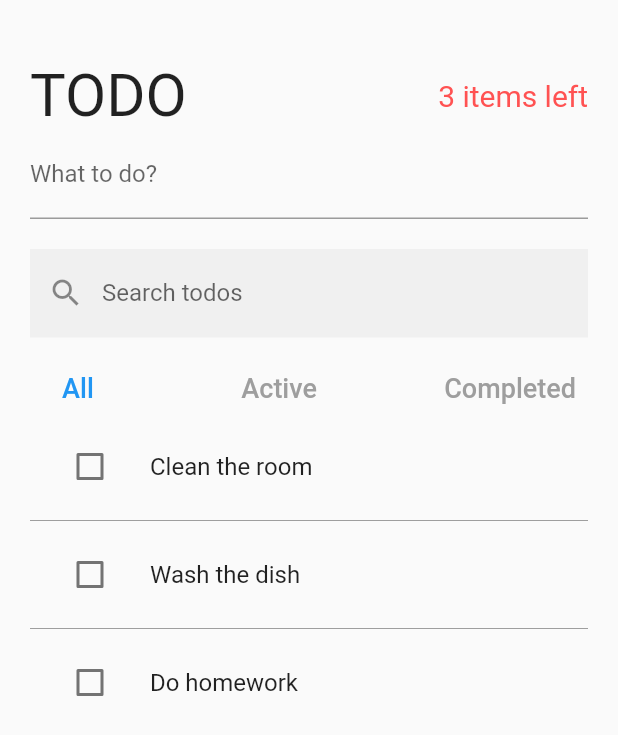
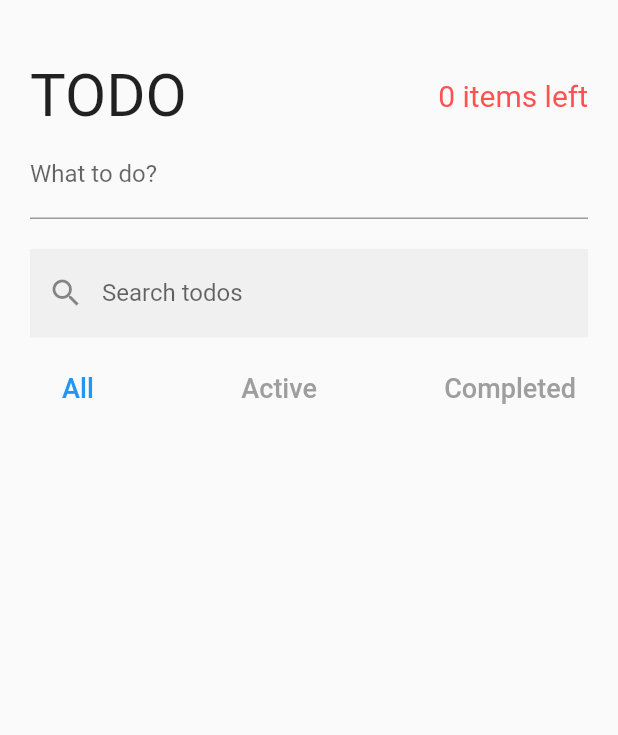
Before and after one commit to mike-bskim/todo_provider, a Flutter app: the screen it shows after launch, on a phone screen of 412 x 824 dp. Shown: the top 735 px of the screen. Run offline on Flutter 3.47's test engine with Material 2 defaults, Android fonts, the phone set to English and light mode, and no system bars; our stand-ins replace equatable.

Commit message:
46. TodoHeader widget

```diff
--- a/lib/main.dart
+++ b/lib/main.dart
@@ -1,3 +1,4 @@
+// 45. Injecting Providers
 import 'package:flutter/material.dart';
 import 'package:provider/provider.dart';
 
@@ -26,7 +27,7 @@ class MyApp extends StatelessWidget {
         ),
         ChangeNotifierProxyProvider<TodoList, ActiveTodoCount>(
           create: (context) => ActiveTodoCount(
-            initialActiveTodoCount: context.read<TodoList>().state.todos.length,
+            // initialActiveTodoCount: context.read<TodoList>().state.todos.length,
           ),
           update: (
             BuildContext context,
@@ -38,7 +39,7 @@ class MyApp extends StatelessWidget {
         ChangeNotifierProxyProvider3<TodoFilter, TodoSearch, TodoList,
             FilteredTodos>(
           create: (context) => FilteredTodos(
-            initialFilteredTodos: context.read<TodoList>().state.todos,
+            // initialFilteredTodos: context.read<TodoList>().state.todos,
           ),
           update: (
             BuildContext context,
--- a/lib/models/todo_model.dart
+++ b/lib/models/todo_model.dart
@@ -1,7 +1,8 @@
+// 39. Todo model & filter enum
 import 'package:equatable/equatable.dart';
 import 'package:uuid/uuid.dart';
 
-Uuid uuid = Uuid();
+Uuid uuid = const Uuid();
 
 class Todo extends Equatable {
   final String id;
--- a/lib/pages/todos_page.dart
+++ b/lib/pages/todos_page.dart
@@ -1,3 +1,4 @@
+// 46. Injecting Providers
 import 'package:flutter/material.dart';
 import 'package:provider/provider.dart';
 
@@ -15,7 +16,7 @@ class TodosPage extends StatefulWidget {
 class _TodosPageState extends State<TodosPage> {
   @override
   Widget build(BuildContext context) {
-    return SafeArea(
+    return SafeArea( // #1
       child: Scaffold(
         body: SingleChildScrollView(
           child: Padding(
@@ -25,11 +26,11 @@ class _TodosPageState extends State<TodosPage> {
             ),
             child: Column(
               children: [
-                TodoHeader(),
-                CreateTodo(),
-                SizedBox(height: 20.0),
+                const TodoHeader(),
+                const CreateTodo(),
+                const SizedBox(height: 20.0),
                 SearchAndFilterTodo(),
-                ShowTodos(),
+                const ShowTodos(),
               ],
             ),
           ),
@@ -39,6 +40,7 @@ class _TodosPageState extends State<TodosPage> {
   }
 }
 
+// 46. TodoHeader widget
 class TodoHeader extends StatelessWidget {
   const TodoHeader({Key? key}) : super(key: key);
 
@@ -47,13 +49,13 @@ class TodoHeader extends StatelessWidget {
     return Row(
       mainAxisAlignment: MainAxisAlignment.spaceBetween,
       children: [
-        Text(
+        const Text(
           'TODO',
           style: TextStyle(fontSize: 40.0),
         ),
         Text(
           '${context.watch<ActiveTodoCount>().state.activeTodoCount} items left',
-          style: TextStyle(
+          style: const TextStyle(
             fontSize: 20.0,
             color: Colors.redAccent,
           ),
@@ -83,7 +85,7 @@ class _CreateTodoState extends State<CreateTodo> {
   Widget build(BuildContext context) {
     return TextField(
       controller: newTodoController,
-      decoration: InputDecoration(labelText: 'What to do?'),
+      decoration: const InputDecoration(labelText: 'What to do?'),
       onSubmitted: (String? todoDesc) {
         if (todoDesc != null && todoDesc.trim().isNotEmpty) {
           context.read<TodoList>().addTodo(todoDesc);
@@ -103,7 +105,7 @@ class SearchAndFilterTodo extends StatelessWidget {
     return Column(
       children: [
         TextField(
-          decoration: InputDecoration(
+          decoration: const InputDecoration(
             labelText: 'Search todos',
             border: InputBorder.none,
             filled: true,
@@ -117,7 +119,7 @@ class SearchAndFilterTodo extends StatelessWidget {
             }
           },
         ),
-        SizedBox(height: 10.0),
+        const SizedBox(height: 10.0),
         Row(
           mainAxisAlignment: MainAxisAlignment.spaceBetween,
           children: [
@@ -164,7 +166,7 @@ class ShowTodos extends StatelessWidget {
       padding: const EdgeInsets.symmetric(horizontal: 10.0),
       color: Colors.red,
       alignment: direction == 0 ? Alignment.centerLeft : Alignment.centerRight,
-      child: Icon(
+      child: const Icon(
         Icons.delete,
         size: 30.0,
         color: Colors.white,
@@ -174,14 +176,14 @@ class ShowTodos extends StatelessWidget {
 
   @override
   Widget build(BuildContext context) {
-    final todos = context.watch<FilteredTodos>().state.filterdTodos;
+    final todos = context.watch<FilteredTodos>().state.filteredTodos;
 
     return ListView.separated(
       primary: false,
       shrinkWrap: true,
       itemCount: todos.length,
       separatorBuilder: (BuildContext context, int index) {
-        return Divider(color: Colors.grey);
+        return const Divider(color: Colors.grey);
       },
       itemBuilder: (BuildContext context, int index) {
         return Dismissible(
@@ -197,16 +199,16 @@ class ShowTodos extends StatelessWidget {
               barrierDismissible: false,
               builder: (context) {
                 return AlertDialog(
-                  title: Text('Are you sure?'),
-                  content: Text('Do you really want to delete?'),
+                  title: const Text('Are you sure?'),
+                  content: const Text('Do you really want to delete?'),
                   actions: [
                     TextButton(
                       onPressed: () => Navigator.pop(context, false),
-                      child: Text('NO'),
+                      child: const Text('NO'),
                     ),
                     TextButton(
                       onPressed: () => Navigator.pop(context, true),
-                      child: Text('YES'),
+                      child: const Text('YES'),
                     ),
                   ],
                 );
@@ -259,7 +261,7 @@ class _TodoItemState extends State<TodoItem> {
             return StatefulBuilder(
               builder: (BuildContext context, StateSetter setState) {
                 return AlertDialog(
-                  title: Text('Edit Todo'),
+                  title: const Text('Edit Todo'),
                   content: TextField(
                     controller: textController,
                     autofocus: true,
@@ -270,7 +272,7 @@ class _TodoItemState extends State<TodoItem> {
                   actions: [
                     TextButton(
                       onPressed: () => Navigator.pop(context),
-                      child: Text('CANCEL'),
+                      child: const Text('CANCEL'),
                     ),
                     TextButton(
                       onPressed: () {
@@ -286,7 +288,7 @@ class _TodoItemState extends State<TodoItem> {
                           }
                         });
                       },
-                      child: Text('EDIT'),
+                      child: const Text('EDIT'),
                     ),
                   ],
                 );
--- a/lib/providers/active_todo_count.dart
+++ b/lib/providers/active_todo_count.dart
@@ -1,3 +1,4 @@
+// 43. ActiveTodoCountState and ActiveTodoCount
 import 'package:equatable/equatable.dart';
 import 'package:flutter/foundation.dart';
 
@@ -6,12 +7,12 @@ import 'providers.dart';
 
 class ActiveTodoCountState extends Equatable {
   final int activeTodoCount;
-  ActiveTodoCountState({
+  const ActiveTodoCountState({
     required this.activeTodoCount,
   });
 
   factory ActiveTodoCountState.initial() {
-    return ActiveTodoCountState(activeTodoCount: 0);
+    return const ActiveTodoCountState(activeTodoCount: 0);
   }
 
   @override
@@ -30,26 +31,26 @@ class ActiveTodoCountState extends Equatable {
 }
 
 class ActiveTodoCount with ChangeNotifier {
-  // ActiveTodoCountState _state = ActiveTodoCountState.initial();
-  late ActiveTodoCountState _state;
-  final int initialActiveTodoCount;
-  ActiveTodoCount({
-    required this.initialActiveTodoCount,
-  }) {
-    print('initialActiveTodoCount: $initialActiveTodoCount');
-    _state = ActiveTodoCountState(activeTodoCount: initialActiveTodoCount);
-  }
+  ActiveTodoCountState _state = ActiveTodoCountState.initial();
+  // late ActiveTodoCountState _state;
+  // final int initialActiveTodoCount;
+  // ActiveTodoCount({
+  //   required this.initialActiveTodoCount,
+  // }) {
+  //   debugPrint('initialActiveTodoCount: $initialActiveTodoCount');
+  //   _state = ActiveTodoCountState(activeTodoCount: initialActiveTodoCount);
+  // }
   ActiveTodoCountState get state => _state;
 
   void update(TodoList todoList) {
-    print(todoList.state);
+    debugPrint('count update(todoList.state): ' + todoList.state.toString());
     final int newActiveTodoCount = todoList.state.todos
         .where((Todo todo) => !todo.completed)
         .toList()
         .length;
 
     _state = _state.copyWith(activeTodoCount: newActiveTodoCount);
-    print(state);
+    debugPrint('count update(state): ' + state.toString());
     notifyListeners();
   }
 }
--- a/lib/providers/filtered_todos.dart
+++ b/lib/providers/filtered_todos.dart
@@ -1,3 +1,4 @@
+// 44. FilteredTodosState and FilteredTodos ChangeNotifier
 import 'package:equatable/equatable.dart';
 import 'package:flutter/foundation.dart';
 
@@ -5,40 +6,41 @@ import '../models/todo_model.dart';
 import 'providers.dart';
 
 class FilteredTodosState extends Equatable {
-  final List<Todo> filterdTodos;
-  FilteredTodosState({
-    required this.filterdTodos,
+  final List<Todo> filteredTodos;
+  const FilteredTodosState({
+    required this.filteredTodos,
   });
 
   factory FilteredTodosState.initial() {
-    return FilteredTodosState(filterdTodos: []);
+    return const FilteredTodosState(filteredTodos: []);
   }
 
   @override
-  List<Object> get props => [filterdTodos];
+  List<Object> get props => [filteredTodos];
 
   @override
   bool get stringify => true;
 
+
   FilteredTodosState copyWith({
-    List<Todo>? filterdTodos,
+    List<Todo>? filteredTodos,
   }) {
     return FilteredTodosState(
-      filterdTodos: filterdTodos ?? this.filterdTodos,
+      filteredTodos: filteredTodos ?? this.filteredTodos,
     );
   }
 }
 
 class FilteredTodos with ChangeNotifier {
-  // FilteredTodosState _state = FilteredTodosState.initial();
-  late FilteredTodosState _state;
-  final List<Todo> initialFilteredTodos;
-  FilteredTodos({
-    required this.initialFilteredTodos,
-  }) {
-    print('initialFilteredTodos: $initialFilteredTodos');
-    _state = FilteredTodosState(filterdTodos: initialFilteredTodos);
-  }
+  FilteredTodosState _state = FilteredTodosState.initial();
+  // late FilteredTodosState _state;
+  // final List<Todo> initialFilteredTodos;
+  // FilteredTodos({
+  //   required this.initialFilteredTodos,
+  // }) {
+  //   print('initialFilteredTodos: $initialFilteredTodos');
+  //   _state = FilteredTodosState(filteredTodos: initialFilteredTodos);
+  // }
   FilteredTodosState get state => _state;
 
   void update(
@@ -70,7 +72,7 @@ class FilteredTodos with ChangeNotifier {
           .toList();
     }
 
-    _state = _state.copyWith(filterdTodos: _filteredTodos);
+    _state = _state.copyWith(filteredTodos: _filteredTodos);
     notifyListeners();
   }
 }
--- a/lib/providers/providers.dart
+++ b/lib/providers/providers.dart
@@ -1,3 +1,4 @@
+// 44. FilteredTodosState and FilteredTodos ChangeNotifier
 export 'todo_filter.dart';
 export 'todo_search.dart';
 export 'todo_list.dart';
--- a/lib/providers/todo_filter.dart
+++ b/lib/providers/todo_filter.dart
@@ -1,3 +1,5 @@
+// 40. TodoFilterState and TodoFilter ChangeNotifier
+
 import 'package:equatable/equatable.dart';
 import 'package:flutter/foundation.dart';
 
@@ -5,12 +7,12 @@ import '../models/todo_model.dart';
 
 class TodoFilterState extends Equatable {
   final Filter filter;
-  TodoFilterState({
+  const TodoFilterState({
     required this.filter,
   });
 
   factory TodoFilterState.initial() {
-    return TodoFilterState(filter: Filter.all);
+    return const TodoFilterState(filter: Filter.all);
   }
 
   @override
--- a/lib/providers/todo_list.dart
+++ b/lib/providers/todo_list.dart
@@ -1,3 +1,4 @@
+// 42. TodoListState and TodoList ChangeNotifier
 import 'package:equatable/equatable.dart';
 import 'package:flutter/foundation.dart';
 
@@ -5,16 +6,17 @@ import '../models/todo_model.dart';
 
 class TodoListState extends Equatable {
   final List<Todo> todos;
-  TodoListState({
+  const TodoListState({
     required this.todos,
   });
 
   factory TodoListState.initial() {
-    return TodoListState(todos: [
-      Todo(id: '1', desc: 'Clean the room'),
-      Todo(id: '2', desc: 'Wash the dish'),
-      Todo(id: '3', desc: 'Do homework'),
-    ]);
+    return const TodoListState(todos: []);
+    // return TodoListState(todos: [
+    //   Todo(id: '1', desc: 'Clean the room'),
+    //   Todo(id: '2', desc: 'Wash the dish'),
+    //   Todo(id: '3', desc: 'Do homework'),
+    // ]);
   }
 
   @override
@@ -22,6 +24,12 @@ class TodoListState extends Equatable {
 
   @override
   bool get stringify => true;
+
+
+  // @override
+  // String toString() {
+  //   return 'aa TodoListState{todos: $todos}';
+  // }
 
   TodoListState copyWith({
     List<Todo>? todos,
@@ -37,11 +45,17 @@ class TodoList with ChangeNotifier {
   TodoListState get state => _state;
 
   void addTodo(String todoDesc) {
-    final newTodo = Todo(desc: todoDesc);
+    int? newNum;
+    if(_state.todos.isEmpty){
+      newNum = 1;
+    } else {
+      newNum = int.parse(_state.todos.last.id)+1;
+    }
+    final newTodo = Todo(id: newNum.toString(),desc: todoDesc);
     final newTodos = [..._state.todos, newTodo];
 
     _state = _state.copyWith(todos: newTodos);
-    print(_state);
+    // debugPrint('added: ' + _state.toString());
     notifyListeners();
   }
 
--- a/lib/providers/todo_search.dart
+++ b/lib/providers/todo_search.dart
@@ -1,14 +1,15 @@
+// 41. TodoSearchState and TodoSearch
 import 'package:equatable/equatable.dart';
 import 'package:flutter/foundation.dart';
 
 class TodoSearchState extends Equatable {
   final String searchTerm;
-  TodoSearchState({
+  const TodoSearchState({
     required this.searchTerm,
   });
 
   factory TodoSearchState.initial() {
-    return TodoSearchState(searchTerm: '');
+    return const TodoSearchState(searchTerm: '');
   }
 
   @override
```
